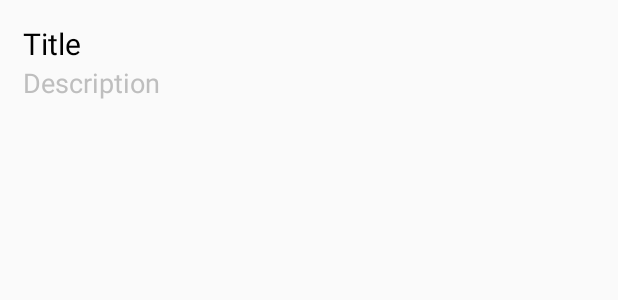
After one commit to thedeconstructors/Krono, an Android app: the layout menu0_listitem.xml on its own in the app's theme, with its tools: preview values and no code run, on a phone screen of 412 x 824 dp. The commit adds this screen. Shown: the top 300 px of the screen. Run offline under Robolectric (Android 15) with nearby library versions, the phone set to English and light mode, and no system bars.

Commit message:
Basic Activities Menu List

```diff
--- a/KronoJava/app/src/main/AndroidManifest.xml
+++ b/KronoJava/app/src/main/AndroidManifest.xml
@@ -9,7 +9,7 @@
         android:roundIcon="@mipmap/ic_launcher_round"
         android:supportsRtl="true"
         android:theme="@style/AppTheme">
-        <activity android:name=".Menu4_Users"></activity>
+        <activity android:name=".Menu4_Users" />
         <activity android:name=".Menu1_Plans" />
         <activity android:name=".Menu0_Activities" />
         <activity
--- a/KronoJava/app/src/main/java/com/deconstructors/krono/MainActivity.java
+++ b/KronoJava/app/src/main/java/com/deconstructors/krono/MainActivity.java
@@ -14,7 +14,7 @@ import com.google.firebase.firestore.FirebaseFirestore;
 
 public class MainActivity extends AppCompatActivity
 {
-    GridLayout mainGrid;
+    GridLayout m_MainGrid;
 
     @Override
     protected void onCreate(Bundle savedInstanceState)
@@ -22,8 +22,8 @@ public class MainActivity extends AppCompatActivity
         super.onCreate(savedInstanceState);
         setContentView(R.layout.activity_main);
 
-        mainGrid = (GridLayout)findViewById(R.id.mainGrid);
-        setSingleEvent(mainGrid);
+        m_MainGrid = (GridLayout)findViewById(R.id.mainGrid);
+        setSingleEvent(m_MainGrid);
     }
 
     /************************************************************************
--- a/KronoJava/app/src/main/res/layout/activity_main.xml
+++ b/KronoJava/app/src/main/res/layout/activity_main.xml
@@ -22,7 +22,7 @@
             android:layout_centerInParent="true"
             android:text="@string/MenuTitle"
             android:textColor="@android:color/white"
-            android:textSize="34sp" />
+            android:textSize="50sp" />
     </RelativeLayout>
 
     <!-- Grid Layout of Card Items -->
--- /dev/null
+++ b/KronoJava/app/src/main/res/layout/menu0_listitem.xml
@@ -0,0 +1,26 @@
+<?xml version="1.0" encoding="utf-8"?>
+<LinearLayout xmlns:android="http://schemas.android.com/apk/res/android"
+    android:layout_width="match_parent"
+    android:layout_height="wrap_content"
+    android:orientation="vertical"
+    android:padding="15dp">
+
+    <TextView
+        android:id="@+id/title_text"
+        android:layout_width="match_parent"
+        android:layout_height="wrap_content"
+        android:fontFamily="sans-serif"
+        android:text="Title"
+        android:textColor="@android:color/black"
+        android:textSize="20sp" />
+
+    <TextView
+        android:id="@+id/description_text"
+        android:layout_width="match_parent"
+        android:layout_height="wrap_content"
+        android:fontFamily="sans-serif"
+        android:text="Description"
+        android:textColor="@android:color/secondary_text_dark"
+        android:textSize="18sp" />
+
+</LinearLayout>
--- a/KronoJava/app/src/main/res/values/strings.xml
+++ b/KronoJava/app/src/main/res/values/strings.xml
@@ -2,7 +2,7 @@
     <string name="app_name">Krono</string>
 
     <!-- Eng Menu Items -->
-    <string name="MenuTitle">Welcome to Krono!</string>
+    <string name="MenuTitle">Krono!</string>
     <string name="MenuItem0">Activities</string>
     <string name="MenuItem1">Plans</string>
     <string name="MenuItem2">Calendar</string>
--- a/KronoJava/app/src/main/res/values/styles.xml
+++ b/KronoJava/app/src/main/res/values/styles.xml
@@ -27,6 +27,7 @@
         <item name="android:layout_weight">0</item>
         <item name="android:layout_width">wrap_content</item>
         <item name="android:layout_height">wrap_content</item>
+        <item name="android:background">@android:color/transparent</item>
         <item name="android:textColor">@android:color/black</item>
         <item name="android:textSize">18sp</item>
         <item name="android:textStyle">bold</item>
```
Also changed, not shown: KronoJava/app/build.gradle (+7 -1 lines), KronoJava/app/src/main/java/com/deconstructors/krono/Menu0_Activities.java (+72 -2 lines), KronoJava/app/src/main/java/com/deconstructors/krono/Plans.java (added, +56 -0 lines), KronoJava/app/src/main/java/com/deconstructors/krono/PlansListAdapter.java (added, +83 -0 lines), KronoJava/app/src/main/res/layout/activity_menu0__activities.xml (+12 -13 lines), 1 other file.
